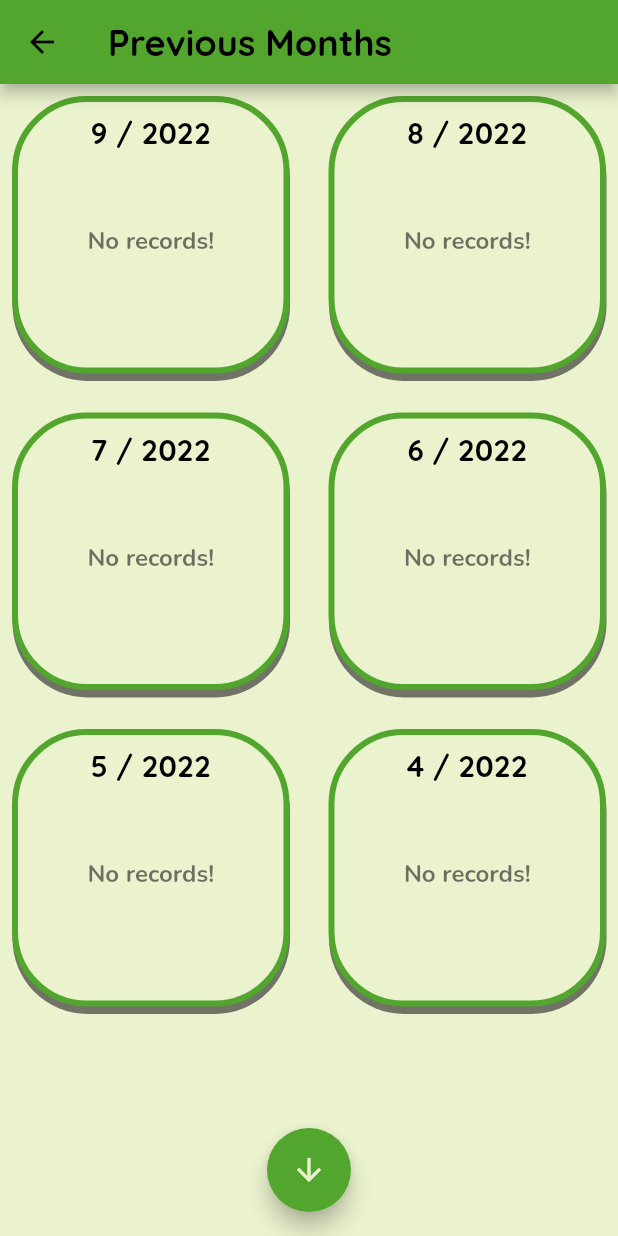
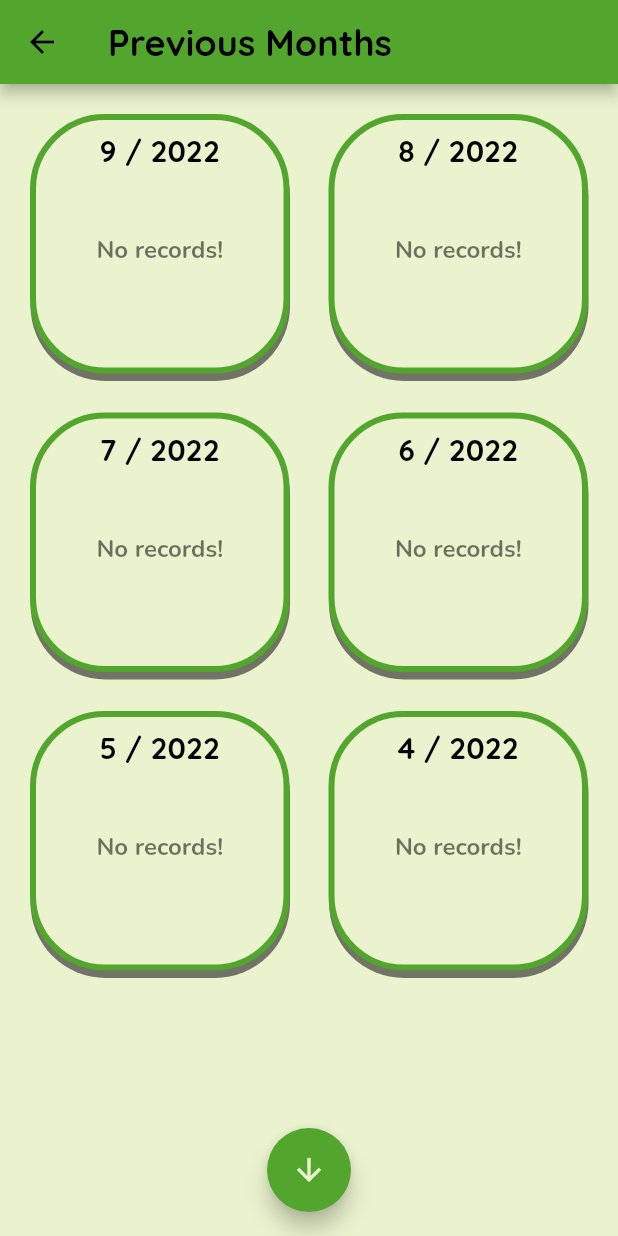
Before and after one commit to MishelV/Cash-Flow-app, a Flutter app: the MonthlyReportScreen screen opened by its route, on a phone screen of 412 x 824 dp. Run offline on Flutter 3.47's test engine with Material 2 defaults, Android fonts, the light colour scheme and no system bars; our stand-ins replace date_time_picker, hive, hive_flutter, percent_indicator; accounts and stored records are empty.

Commit message:
Fix previous months record card padding.

```diff
--- a/lib/screens/monthly_report_screen.dart
+++ b/lib/screens/monthly_report_screen.dart
@@ -77,6 +77,8 @@ class _MonthlyReportScreenState extends State<MonthlyReportScreen> {
             : Column(
                 children: [
                   Expanded(
+                    child: Padding(
+                      padding: const EdgeInsets.all(12.0),
                       child: GridView.builder(
                           gridDelegate:
                               const SliverGridDelegateWithMaxCrossAxisExtent(
@@ -91,6 +93,7 @@ class _MonthlyReportScreenState extends State<MonthlyReportScreen> {
                                 report: orderedMonthReportCards[index]);
                           }),
                     ),
+                  ),
                 ],
               ));
   }
--- a/lib/widgets/month_report_widget.dart
+++ b/lib/widgets/month_report_widget.dart
@@ -74,15 +74,15 @@ Expense: ${report.summary!.expenseSum}
             mainAxisAlignment: MainAxisAlignment.spaceBetween,
             crossAxisAlignment: CrossAxisAlignment.center,
             children: [
-              titleText(context),
+              Flexible(child: titleText(context)),
               SizedBox(
                 height: 5,
               ),
-              cashFlowText(context),
+              Flexible(child: cashFlowText(context)),
               SizedBox(
                 height: 5,
               ),
-              cashFlowDetailsText(context)
+              Flexible(child: cashFlowDetailsText(context))
             ],
           ),
         ),
```
Lines whose indentation alone changed are shown as unchanged.
